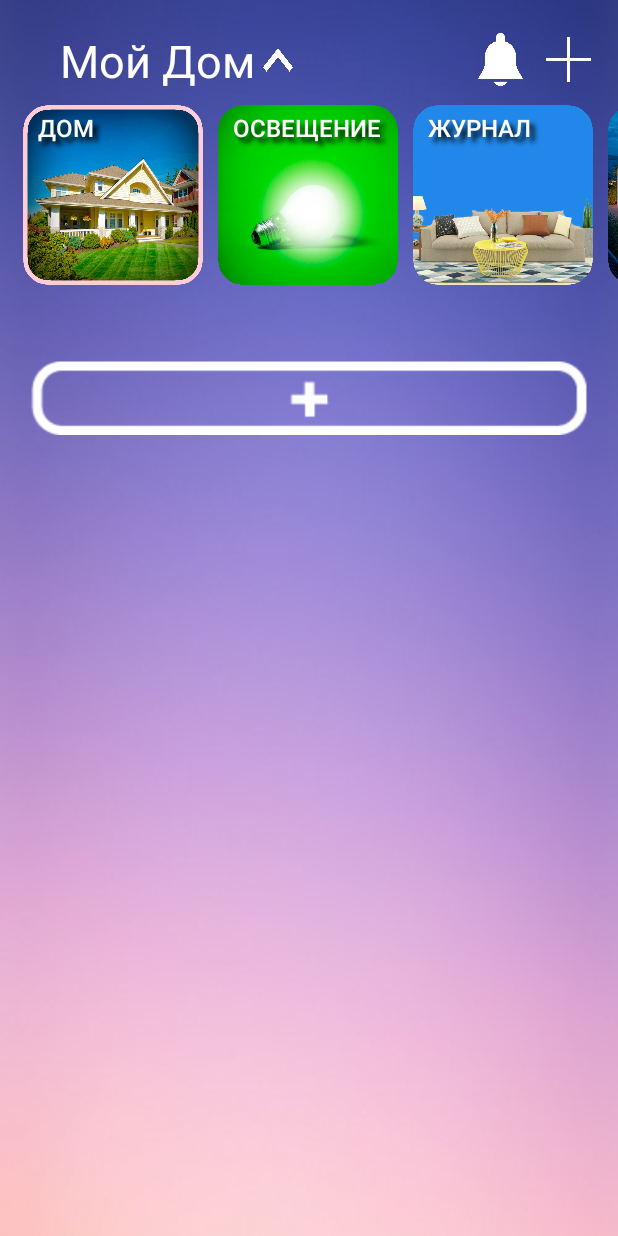
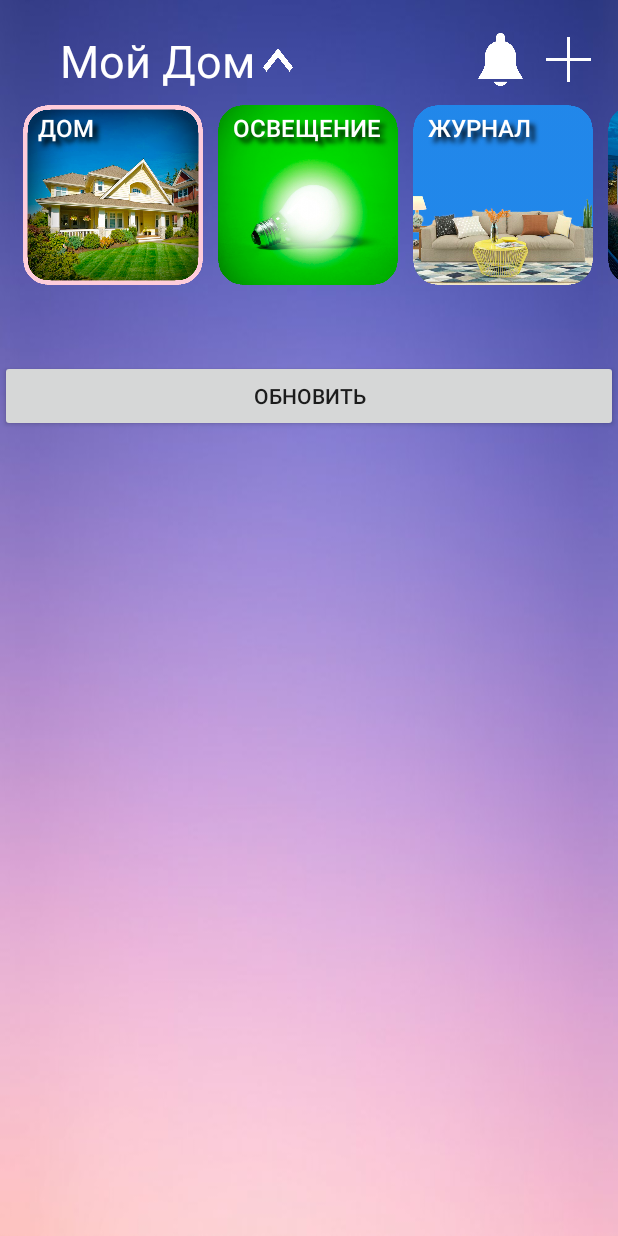
Before and after one commit to Enot124/SmartHouse, an Android app: the screen it shows after launch (MainActivity), on a phone screen of 412 x 824 dp. Run offline under Robolectric (Android 15) with nearby library versions, the phone set to English and light mode, and no system bars; our stand-ins replace Firebase (no records; nobody signed in at launch, a user with empty details on screens opened directly).

Commit message:
Full Program

```diff
--- a/app/src/main/res/layout/activity_main.xml
+++ b/app/src/main/res/layout/activity_main.xml
@@ -162,11 +162,20 @@
             </LinearLayout>
         </HorizontalScrollView>
 
+        <androidx.recyclerview.widget.RecyclerView
+            android:id="@+id/rcvRoom"
+            android:layout_width="match_parent"
+            android:layout_height="match_parent"
+            android:visibility="gone">
+
+        </androidx.recyclerview.widget.RecyclerView>
+
         <LinearLayout
             android:id="@+id/llDeviceMenu"
             android:layout_width="match_parent"
             android:layout_height="match_parent"
-            android:orientation="vertical">
+            android:orientation="vertical"
+            android:visibility="gone">
 
             <Button
                 android:id="@+id/btnAddDevice"
@@ -174,8 +183,8 @@
                 android:layout_height="50dp"
                 android:layout_marginLeft="20dp"
                 android:layout_marginRight="20dp"
-                android:background="@drawable/add_device"
-                android:layout_marginBottom="10dp"/>
+                android:layout_marginBottom="10dp"
+                android:background="@drawable/add_device" />
 
             <androidx.recyclerview.widget.RecyclerView
                 android:id="@+id/rcvDevice"
@@ -184,14 +193,25 @@
 
         </LinearLayout>
 
-        <androidx.recyclerview.widget.RecyclerView
-            android:id="@+id/rcvRoom"
+        <LinearLayout
+            android:id="@+id/llJournal"
             android:layout_width="match_parent"
             android:layout_height="match_parent"
+            android:orientation="vertical"
             android:visibility="visible">
 
-        </androidx.recyclerview.widget.RecyclerView>
+            <Button
+                android:id="@+id/btnResetJournal"
+                android:layout_width="match_parent"
+                android:layout_height="wrap_content"
+                android:text="Обновить" />
 
+            <ListView
+                android:id="@+id/lvJournal"
+                android:layout_width="match_parent"
+                android:layout_height="wrap_content"
+                android:background="#7EFFFFFF" />
+        </LinearLayout>
     </LinearLayout>
 
 
```
Also changed, not shown: app/src/main/java/com/example/smarthouse/DeviceAdapter.kt (+11 -2 lines), app/src/main/java/com/example/smarthouse/MainActivity.kt (+57 -17 lines).
